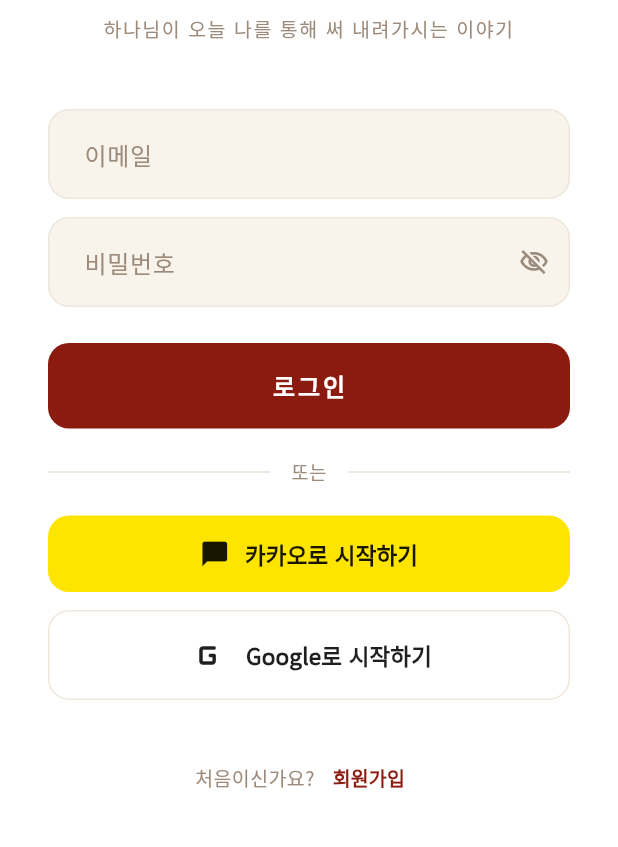
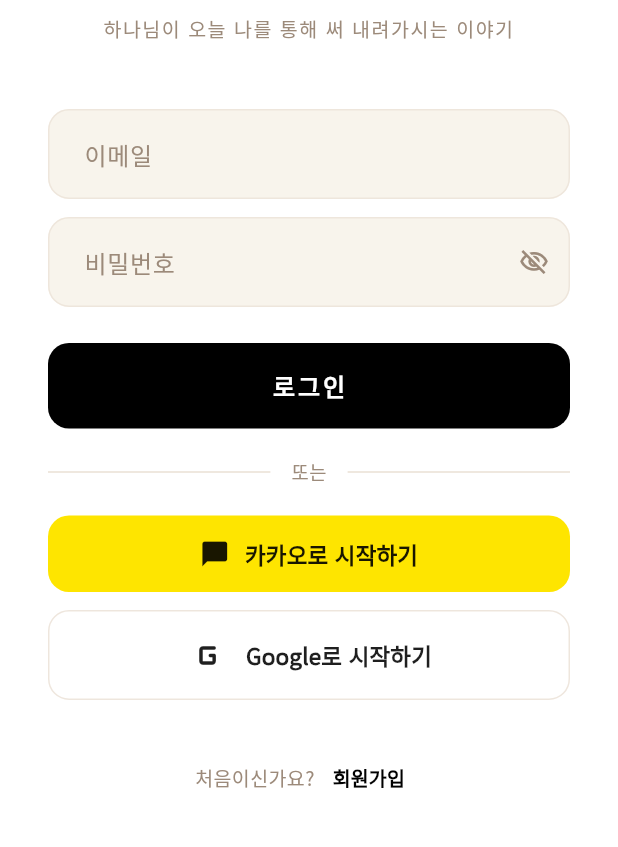
Before and after one commit to shjoungdkfus/pray-story, a Flutter app: the screen it shows after launch, on a phone screen of 412 x 824 dp, the part 260-1107 px from its top. Run offline on Flutter 3.47's test engine with Material 3 defaults, Android fonts, the phone set to English and light mode, and no system bars; our stand-ins replace flutter_local_notifications, flutter_riverpod, google_fonts, google_sign_in, share_plus, shared_preferences and 2 more; accounts and stored records are empty.

Commit message:
feat(ui): 앱 강조색을 버건디에서 검정으로 변경
AppColors.accent/fabColor(#8B1A0F) 및 남아있던 하드코딩 3곳
(회원가입3단계 FAB 미리보기, 커뮤니티 아바타 그라디언트)을 신규 검정
로고 톤(#000000)에 맞춰 통일. 카카오 버튼 노란색(#FEE500) 등
버건디가 아닌 색은 유지.

```diff
--- a/lib/core/constants/app_colors.dart
+++ b/lib/core/constants/app_colors.dart
@@ -17,8 +17,8 @@
   static Color get divider     => _isDark ? const Color(0xFF21262D) : const Color(0xFFEAE0D5);
   // 카드 테두리 (배경과 분리된 카드 형태의 외곽선)
   static Color get cardBorder  => _isDark ? const Color(0xFF30363D) : const Color(0xFFEDE4D8);
-  // accent: 텍스트·선택 강조 — 라이트·다크 동일한 버건디
-  static Color get accent      => const Color(0xFF8B1A0F);
+  // accent: 텍스트·선택 강조 — 라이트·다크 동일한 검정
+  static Color get accent      => const Color(0xFF000000);
   // FAB 원형 아이콘 정체성 — 라이트·다크 동일 고정
-  static const fabColor = Color(0xFF8B1A0F);
+  static const fabColor = Color(0xFF000000);
 }
--- a/lib/screens/auth/signup_step3_screen.dart
+++ b/lib/screens/auth/signup_step3_screen.dart
@@ -294,7 +294,7 @@
                       width: 30,
                       height: 30,
                       decoration: const BoxDecoration(
-                        color: Color(0xFF8B1A0F),
+                        color: AppColors.fabColor,
                         shape: BoxShape.circle,
                       ),
                       child: const Icon(Icons.add, color: Colors.white, size: 18),
--- a/lib/screens/community/group_detail_screen.dart
+++ b/lib/screens/community/group_detail_screen.dart
@@ -836,7 +836,7 @@
           gradient: const LinearGradient(
             begin: Alignment.topLeft,
             end: Alignment.bottomRight,
-            colors: [Color(0xFFB07A6A), Color(0xFF8B1A0F)],
+            colors: [Color(0xFFB07A6A), Color(0xFF000000)],
           ),
           border: Border.all(color: AppColors.background, width: 2),
         ),
@@ -870,7 +870,7 @@
                   : const LinearGradient(
                       begin: Alignment.topLeft,
                       end: Alignment.bottomRight,
-                      colors: [Color(0xFFB07A6A), Color(0xFF8B1A0F)],
+                      colors: [Color(0xFFB07A6A), Color(0xFF000000)],
                     ),
             ),
             alignment: Alignment.center,
@@ -971,7 +971,7 @@
             decoration: BoxDecoration(
               borderRadius: BorderRadius.circular(14),
               gradient: member.isOwner
-                  ? const LinearGradient(colors: [Color(0xFFB07A6A), Color(0xFF8B1A0F)])
+                  ? const LinearGradient(colors: [Color(0xFFB07A6A), Color(0xFF000000)])
                   : const LinearGradient(colors: [Color(0xFFD9C9A8), Color(0xFFC4B49A)]),
             ),
             alignment: Alignment.center,
```
